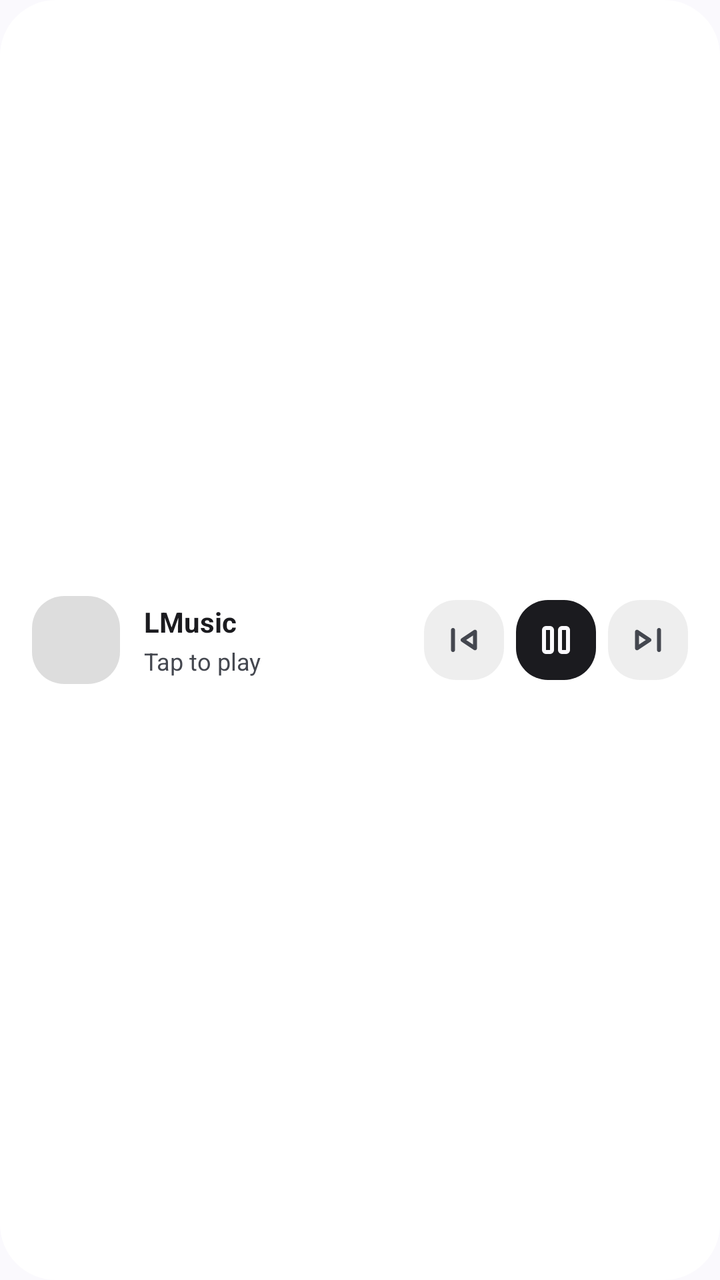
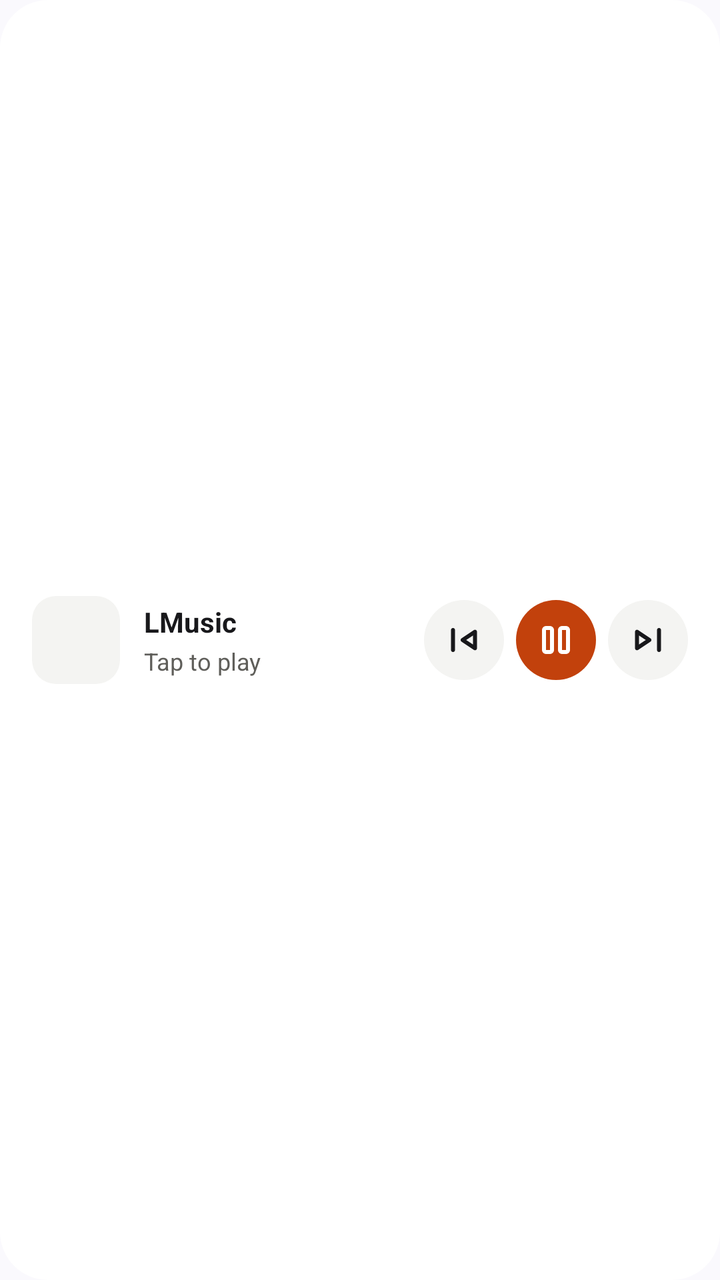

Screens rendered from an Android XML layout before and after an edit, with the pre-edit source and the edit as a unified diff.
<!-- AndroidManifest.xml: application theme Theme.LMusic -->
<!-- res/layout/widget_preview_bar_4x1.xml -->
<?xml version="1.0" encoding="utf-8"?>
<LinearLayout xmlns:android="http://schemas.android.com/apk/res/android"
    xmlns:app="http://schemas.android.com/apk/res-auto"
    android:layout_width="match_parent"
    android:layout_height="match_parent"
    android:background="@drawable/widget_surface_background"
    android:gravity="center_vertical"
    android:orientation="horizontal"
    android:padding="16dp">

    <ImageView
        android:id="@+id/album_art"
        android:layout_width="44dp"
        android:layout_height="44dp"
        android:background="@drawable/widget_album_art_placeholder"
        android:contentDescription="@string/widget_album_art" />

    <LinearLayout
        android:layout_width="0dp"
        android:layout_height="wrap_content"
        android:layout_marginStart="12dp"
        android:layout_weight="1"
        android:orientation="vertical">

        <TextView
            android:id="@+id/song_title"
            android:layout_width="wrap_content"
            android:layout_height="wrap_content"
            android:ellipsize="end"
            android:maxLines="1"
            android:text="@string/app_name"
            android:textColor="?android:attr/textColorPrimary"
            android:textSize="14sp"
            android:textStyle="bold" />

        <TextView
            android:id="@+id/artist_name"
            android:layout_width="wrap_content"
            android:layout_height="wrap_content"
            android:layout_marginTop="2dp"
            android:ellipsize="end"
            android:maxLines="1"
            android:text="@string/widget_tap_to_play"
            android:textColor="?android:attr/textColorSecondary"
            android:textSize="12sp" />
    </LinearLayout>

    <LinearLayout
        android:layout_width="wrap_content"
        android:layout_height="wrap_content"
        android:layout_marginStart="6dp"
        android:gravity="center_vertical"
        android:orientation="horizontal">

        <ImageView
            android:layout_width="40dp"
            android:layout_height="40dp"
            android:background="@drawable/widget_button_secondary_background"
            android:contentDescription="Previous"
            android:padding="8dp"
            android:src="@drawable/rounded_skip_previous_24"
            app:tint="?android:attr/textColorSecondary" />

        <ImageView
            android:layout_width="40dp"
            android:layout_height="40dp"
            android:layout_marginStart="6dp"
            android:background="@drawable/widget_button_primary_background"
            android:contentDescription="Play/Pause"
            android:padding="8dp"
            android:src="@drawable/rounded_pause_24"
            app:tint="?android:attr/colorBackground" />

        <ImageView
            android:layout_width="40dp"
            android:layout_height="40dp"
            android:layout_marginStart="6dp"
            android:background="@drawable/widget_button_secondary_background"
            android:contentDescription="Next"
            android:padding="8dp"
            android:src="@drawable/rounded_skip_next_24"
            app:tint="?android:attr/textColorSecondary" />
    </LinearLayout>

</LinearLayout>
<!-- resources referenced by this layout -->
<resources>
  <!-- drawable rounded_skip_next_24 (drawable) -->
  <vector xmlns:android="http://schemas.android.com/apk/res/android" android:height="24dp" android:tint="#000000" android:viewportHeight="960" android:viewportWidth="960" android:width="24dp">
        
      <path android:fillColor="@android:color/white" android:pathData="M660,680L660,280Q660,263 671.5,251.5Q683,240 700,240Q717,240 728.5,251.5Q740,263 740,280L740,680Q740,697 728.5,708.5Q717,720 700,720Q683,720 671.5,708.5Q660,697 660,680ZM220,645L220,315Q220,297 232,286Q244,275 260,275Q265,275 271,276Q277,277 282,281L530,447Q539,453 543.5,461.5Q548,470 548,480Q548,490 543.5,498.5Q539,507 530,513L282,679Q277,683 271,684Q265,685 260,685Q244,685 232,674Q220,663 220,645ZM300,480L300,480L300,480ZM300,570L436,480L300,390L300,570Z"/>
      
  </vector>
  <!-- drawable rounded_skip_previous_24 (drawable) -->
  <vector xmlns:android="http://schemas.android.com/apk/res/android" android:height="24dp" android:tint="#000000" android:viewportHeight="960" android:viewportWidth="960" android:width="24dp">
        
      <path android:fillColor="@android:color/white" android:pathData="M220,680L220,280Q220,263 231.5,251.5Q243,240 260,240Q277,240 288.5,251.5Q300,263 300,280L300,680Q300,697 288.5,708.5Q277,720 260,720Q243,720 231.5,708.5Q220,697 220,680ZM678,679L430,513Q421,507 416.5,498.5Q412,490 412,480Q412,470 416.5,461.5Q421,453 430,447L678,281Q683,277 689,276Q695,275 700,275Q716,275 728,286Q740,297 740,315L740,645Q740,663 728,674Q716,685 700,685Q695,685 689,684Q683,683 678,679ZM660,480L660,480L660,480ZM660,570L660,390L524,480L660,570Z"/>
      
  </vector>
  <!-- drawable widget_album_art_placeholder (drawable) -->
  <?xml version="1.0" encoding="utf-8"?>
  <shape xmlns:android="http://schemas.android.com/apk/res/android"
      android:shape="rectangle">
      <corners android:radius="16dp" />
      <solid android:color="#22000000" />
  </shape>
  <!-- drawable widget_button_primary_background (drawable) -->
  <?xml version="1.0" encoding="utf-8"?>
  <shape xmlns:android="http://schemas.android.com/apk/res/android"
      android:shape="rectangle">
      <corners android:radius="16dp" />
      <solid android:color="?android:attr/textColorPrimary" />
  </shape>
  <!-- drawable widget_button_secondary_background (drawable) -->
  <?xml version="1.0" encoding="utf-8"?>
  <shape xmlns:android="http://schemas.android.com/apk/res/android"
      android:shape="rectangle">
      <corners android:radius="16dp" />
      
      <solid android:color="#11000000" />
  </shape>
  <!-- drawable widget_surface_background (drawable) -->
  <?xml version="1.0" encoding="utf-8"?>
  <shape xmlns:android="http://schemas.android.com/apk/res/android"
      android:shape="rectangle">
      <corners android:radius="28dp" />
      <solid android:color="?android:attr/colorBackgroundFloating" />
  </shape>
  <string name="app_name">LMusic</string>
  <string name="widget_album_art">Album art</string>
  <string name="widget_tap_to_play">Tap to play</string>
  <style name="Theme.LMusic" parent="Theme.Material3.DynamicColors.DayNight">
          <item name="windowActionBar">false</item>
          <item name="windowNoTitle">true</item>
      </style>
  <!-- unchanged entries left out for length: 1 -->
</resources>

<!-- the commit's change to res/layout/widget_preview_bar_4x1.xml (unified diff, before → after) -->
@@ -29,7 +29,7 @@
             android:ellipsize="end"
             android:maxLines="1"
             android:text="@string/app_name"
-            android:textColor="?android:attr/textColorPrimary"
+            android:textColor="@color/yuyu_widget_text"
             android:textSize="14sp"
             android:textStyle="bold" />
 
@@ -41,7 +41,7 @@
             android:ellipsize="end"
             android:maxLines="1"
             android:text="@string/widget_tap_to_play"
-            android:textColor="?android:attr/textColorSecondary"
+            android:textColor="@color/yuyu_widget_text_muted"
             android:textSize="12sp" />
     </LinearLayout>
 
@@ -59,7 +59,7 @@
             android:contentDescription="Previous"
             android:padding="8dp"
             android:src="@drawable/rounded_skip_previous_24"
-            app:tint="?android:attr/textColorSecondary" />
+            app:tint="@color/yuyu_widget_text" />
 
         <ImageView
             android:layout_width="40dp"
@@ -69,7 +69,7 @@
             android:contentDescription="Play/Pause"
             android:padding="8dp"
             android:src="@drawable/rounded_pause_24"
-            app:tint="?android:attr/colorBackground" />
+            app:tint="@color/yuyu_widget_on_accent" />
 
         <ImageView
             android:layout_width="40dp"
@@ -79,7 +79,7 @@
             android:contentDescription="Next"
             android:padding="8dp"
             android:src="@drawable/rounded_skip_next_24"
-            app:tint="?android:attr/textColorSecondary" />
+            app:tint="@color/yuyu_widget_text" />
     </LinearLayout>
 
 </LinearLayout>
<!-- resource entries referenced after the edit -->
@@ -1,5 +1,8 @@
 <!-- resources referenced by this layout -->
 <resources>
+  <color name="yuyu_widget_on_accent">#FFFFFFFF</color>
+  <color name="yuyu_widget_text">#FF18181B</color>
+  <color name="yuyu_widget_text_muted">#FF5F5E5A</color>
   <!-- drawable rounded_skip_next_24 (drawable) -->
   <vector xmlns:android="http://schemas.android.com/apk/res/android" android:height="24dp" android:tint="#000000" android:viewportHeight="960" android:viewportWidth="960" android:width="24dp">
         
@@ -16,30 +19,29 @@
   <?xml version="1.0" encoding="utf-8"?>
   <shape xmlns:android="http://schemas.android.com/apk/res/android"
       android:shape="rectangle">
-      <corners android:radius="16dp" />
-      <solid android:color="#22000000" />
+      <solid android:color="@color/yuyu_widget_muted" />
+      <corners android:radius="12dp" />
   </shape>
   <!-- drawable widget_button_primary_background (drawable) -->
   <?xml version="1.0" encoding="utf-8"?>
   <shape xmlns:android="http://schemas.android.com/apk/res/android"
       android:shape="rectangle">
-      <corners android:radius="16dp" />
-      <solid android:color="?android:attr/textColorPrimary" />
+      <solid android:color="@color/yuyu_widget_accent" />
+      <corners android:radius="999dp" />
   </shape>
   <!-- drawable widget_button_secondary_background (drawable) -->
   <?xml version="1.0" encoding="utf-8"?>
   <shape xmlns:android="http://schemas.android.com/apk/res/android"
       android:shape="rectangle">
-      <corners android:radius="16dp" />
-      
-      <solid android:color="#11000000" />
+      <solid android:color="@color/yuyu_widget_muted" />
+      <corners android:radius="999dp" />
   </shape>
   <!-- drawable widget_surface_background (drawable) -->
   <?xml version="1.0" encoding="utf-8"?>
   <shape xmlns:android="http://schemas.android.com/apk/res/android"
       android:shape="rectangle">
-      <corners android:radius="28dp" />
-      <solid android:color="?android:attr/colorBackgroundFloating" />
+      <solid android:color="@color/yuyu_widget_canvas" />
+      <corners android:radius="24dp" />
   </shape>
   <string name="app_name">LMusic</string>
   <string name="widget_album_art">Album art</string>
@@ -48,6 +50,9 @@
           <item name="windowActionBar">false</item>
           <item name="windowNoTitle">true</item>
       </style>
+  <color name="yuyu_widget_muted">#FFF4F4F2</color>
+  <color name="yuyu_widget_accent">#FFC2410C</color>
+  <color name="yuyu_widget_canvas">#FFFFFFFF</color>
   <!-- unchanged entries left out for length: 1 -->
 </resources>
 
